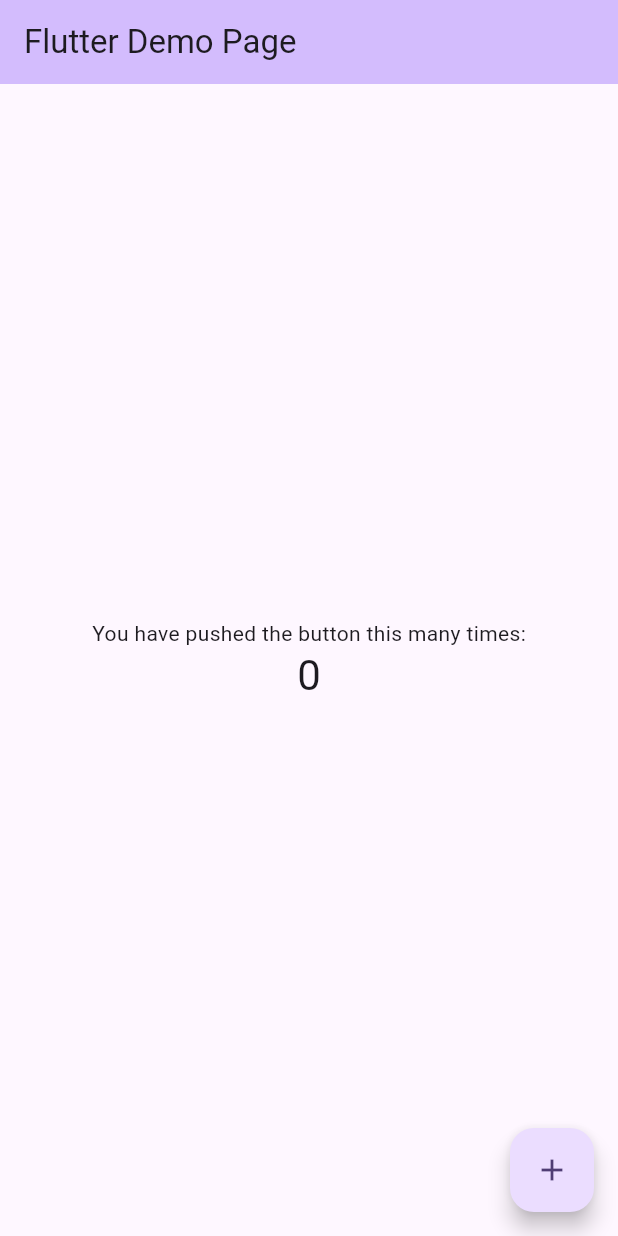
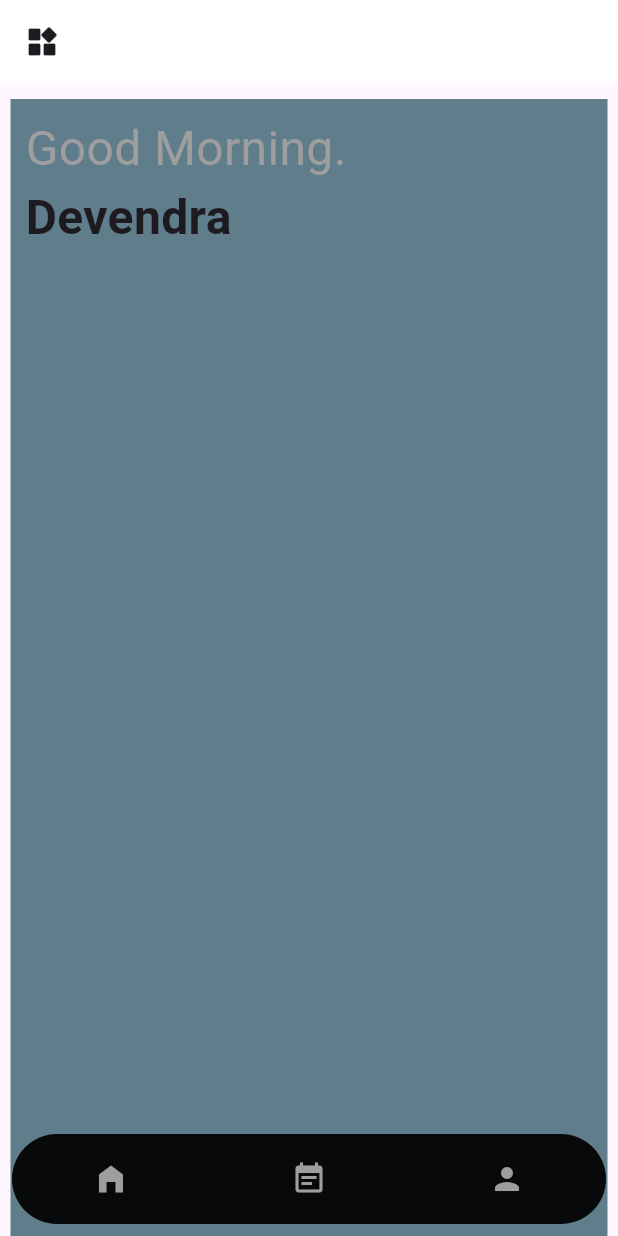
Before and after one commit to Devendrareddy1402/NotesHub, a Flutter app: the screen it shows after launch, on a phone screen of 412 x 824 dp. Run offline on Flutter 3.47's test engine with Material 2 defaults, Android fonts, the phone set to English and light mode, and no system bars.

Commit message:
Added home page

```diff
--- /dev/null
+++ b/lib/home_page.dart
@@ -0,0 +1,56 @@
+import 'package:flutter/material.dart';
+import 'package:notes_app_1/navigation_bar.dart';
+
+class HomePage extends StatelessWidget {
+  const HomePage({super.key});
+
+  @override
+  Widget build(BuildContext context) {
+    return Scaffold(
+      extendBody: true,
+      appBar: AppBar(
+        elevation: 0,
+        backgroundColor: Colors.white,
+        leading: IconButton(
+          icon: const Icon(
+            Icons.widgets_rounded,
+          ),
+          onPressed: () {},
+        ),
+      ),
+      body: Container(
+        color: Colors.blueGrey,
+        padding: const EdgeInsets.all(10),
+        margin: const EdgeInsets.only(
+            left: 7.0, top: 10.0, right: 7.0, bottom: 0.0),
+        child: const Column(
+          children: [
+            Row(
+              children: [
+                Text(
+                  "Good Morning.",
+                  style: TextStyle(
+                      fontSize: 32,
+                      fontWeight: FontWeight.normal,
+                      color: Colors.grey),
+                )
+              ],
+            ),
+            Row(
+              children: [
+                Text(
+                  "Devendra",
+                  style: TextStyle(
+                    fontSize: 32,
+                    fontWeight: FontWeight.bold,
+                  ),
+                )
+              ],
+            )
+          ],
+        ),
+      ),
+      bottomNavigationBar: Navigationline()
+    );
+  }
+}
--- a/lib/main.dart
+++ b/lib/main.dart
@@ -1,4 +1,5 @@
 import 'package:flutter/material.dart';
+import 'package:notes_app_1/home_page.dart';
 
 void main() {
   runApp(const MyApp());
@@ -7,119 +8,11 @@
 class MyApp extends StatelessWidget {
   const MyApp({super.key});
 
-  // This widget is the root of your application.
   @override
   Widget build(BuildContext context) {
     return MaterialApp(
-      title: 'Notes App',
-      theme: ThemeData(
-        // This is the theme of your application.
-        //
-        // TRY THIS: Try running your application with "flutter run". You'll see
-        // the application has a blue toolbar. Then, without quitting the app,
-        // try changing the seedColor in the colorScheme below to Colors.green
-        // and then invoke "hot reload" (save your changes or press the "hot
-        // reload" button in a Flutter-supported IDE, or press "r" if you used
-        // the command line to start the app).
-        //
-        // Notice that the counter didn't reset back to zero; the application
-        // state is not lost during the reload. To reset the state, use hot
-        // restart instead.
-        //
-        // This works for code too, not just values: Most code changes can be
-        // tested with just a hot reload.
-        colorScheme: ColorScheme.fromSeed(seedColor: Colors.deepPurple),
-        useMaterial3: true,
-      ),
-      home: const MyHomePage(title: 'Flutter Demo Page'),
-    );
+        debugShowCheckedModeBanner: false,
+        theme: ThemeData.light(useMaterial3: true),
+        home: HomePage());
   }
 }
-
-class MyHomePage extends StatefulWidget {
-  const MyHomePage({super.key, required this.title});
-
-  // This widget is the home page of your application. It is stateful, meaning
-  // that it has a State object (defined below) that contains fields that affect
-  // how it looks.
-
-  // This class is the configuration for the state. It holds the values (in this
-  // case the title) provided by the parent (in this case the App widget) and
-  // used by the build method of the State. Fields in a Widget subclass are
-  // always marked "final".
-
-  final String title;
-
-  @override
-  State<MyHomePage> createState() => _MyHomePageState();
-}
-
-class _MyHomePageState extends State<MyHomePage> {
-  int _counter = 0;
-
-  void _incrementCounter() {
-    setState(() {
-      // This call to setState tells the Flutter framework that something has
-      // changed in this State, which causes it to rerun the build method below
-      // so that the display can reflect the updated values. If we changed
-      // _counter without calling setState(), then the build method would not be
-      // called again, and so nothing would appear to happen.
-      _counter++;
-    });
-  }
-
-  @override
-  Widget build(BuildContext context) {
-    // This method is rerun every time setState is called, for instance as done
-    // by the _incrementCounter method above.
-    //
-    // The Flutter framework has been optimized to make rerunning build methods
-    // fast, so that you can just rebuild anything that needs updating rather
-    // than having to individually change instances of widgets.
-    return Scaffold(
-      appBar: AppBar(
-        // TRY THIS: Try changing the color here to a specific color (to
-        // Colors.amber, perhaps?) and trigger a hot reload to see the AppBar
-        // change color while the other colors stay the same.
-        backgroundColor: Theme.of(context).colorScheme.inversePrimary,
-        // Here we take the value from the MyHomePage object that was created by
-        // the App.build method, and use it to set our appbar title.
-        title: Text(widget.title),
-      ),
-      body: Center(
-        // Center is a layout widget. It takes a single child and positions it
-        // in the middle of the parent.
-        child: Column(
-          // Column is also a layout widget. It takes a list of children and
-          // arranges them vertically. By default, it sizes itself to fit its
-          // children horizontally, and tries to be as tall as its parent.
-          //
-          // Column has various properties to control how it sizes itself and
-          // how it positions its children. Here we use mainAxisAlignment to
-          // center the children vertically; the main axis here is the vertical
-          // axis because Columns are vertical (the cross axis would be
-          // horizontal).
-          //
-          // TRY THIS: Invoke "debug painting" (choose the "Toggle Debug Paint"
-          // action in the IDE, or press "p" in the console), to see the
-          // wireframe for each widget.
-          mainAxisAlignment: MainAxisAlignment.center,
-          children: <Widget>[
-            const Text(
-              'You have pushed the button this many times:',
-            ),
-            Text(
-              '$_counter',
-              style: Theme.of(context).textTheme.headlineMedium,
-            ),
-          ],
-        ),
-      ),
-      floatingActionButton: FloatingActionButton(
-        onPressed: _incrementCounter,
-        tooltip: 'Increment',
-        child: const Icon(Icons.add),
-      ), // This trailing comma makes auto-formatting nicer for build methods.
-    );
-  }
-}
--- /dev/null
+++ b/lib/navigation_bar.dart
@@ -0,0 +1,41 @@
+import 'package:flutter/material.dart';
+
+class Navigationline extends StatelessWidget {
+  const Navigationline({super.key});
+
+  @override
+  Widget build(BuildContext context) {
+    return Container(
+      margin: const EdgeInsets.symmetric(vertical: 8, horizontal: 8),
+      height: 60,
+      decoration: const BoxDecoration(
+        color: Color.fromARGB(237, 0, 0, 0),
+        borderRadius: BorderRadius.all(Radius.circular(30)),
+      ),
+      child: Row(
+        mainAxisAlignment: MainAxisAlignment.spaceAround,
+        children: [
+          IconButton(
+            onPressed: () {},
+            icon: const Icon(
+              Icons.home_filled,
+              color: Colors.grey,
+            ),
+          ),
+          IconButton(
+              onPressed: () {},
+              icon: const Icon(
+                Icons.event_note,
+                color: Colors.grey,
+              )),
+          IconButton(
+              onPressed: () {},
+              icon: const Icon(
+                Icons.person,
+                color: Colors.grey,
+              ))
+        ],
+      ),
+    );
+  }
+}
```
